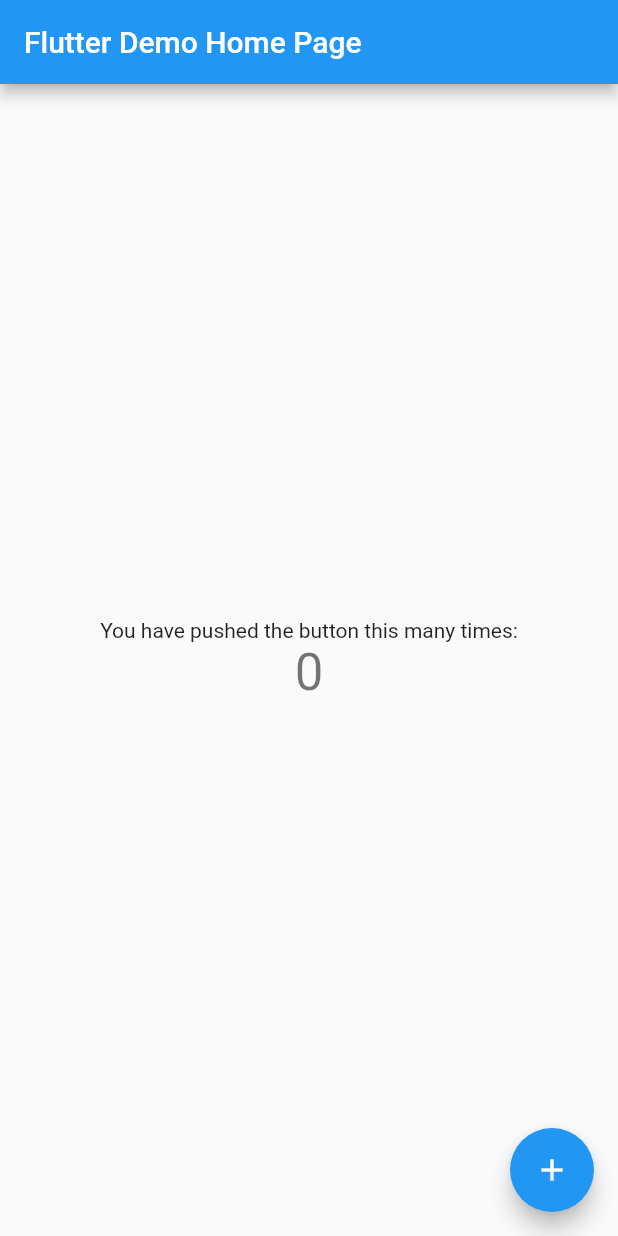
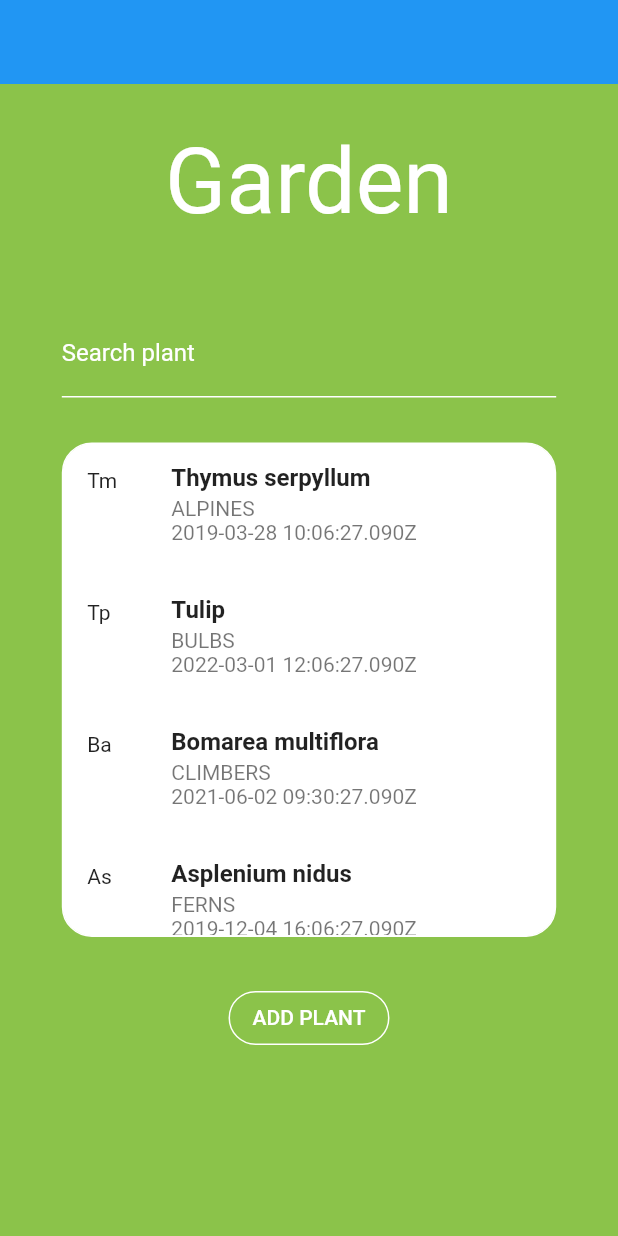
Before and after one commit to anowotny/garden, a Flutter app: the screen it shows after launch, on a phone screen of 412 x 824 dp. Run offline on Flutter 3.47's test engine with Material 2 defaults, Android fonts, the phone set to English and light mode, and no system bars; our stand-ins replace bloc, equatable, google_fonts.

Commit message:
Added start screen and plant form

```diff
--- /dev/null
+++ b/lib/app/data/models/plant_model.dart
@@ -0,0 +1,32 @@
+import 'package:garden/app/domain/entities/plant.dart';
+
+class PlantModel extends Plant {
+  final int plantId;
+  final String name;
+  final String type;
+  final DateTime plantingDate;
+
+  PlantModel({this.plantId, this.name, this.type, this.plantingDate})
+      : super(
+            name: name,
+            plantId: plantId,
+            plantingDate: plantingDate,
+            type: type);
+
+  factory PlantModel.fromJson(Map<String, dynamic> json) {
+    return PlantModel(
+        plantId: json['plantId'],
+        name: json['name'],
+        plantingDate: DateTime.parse(json['plantingDate']),
+        type: json['type']);
+  }
+
+  Map<String, dynamic> toJson() {
+    return {
+      "plandId": plantId,
+      "name": name,
+      "plantingDate": plantingDate.toIso8601String(),
+      "type": type,
+    };
+  }
+}
--- /dev/null
+++ b/lib/app/domain/entities/plant.dart
@@ -0,0 +1,13 @@
+import 'package:equatable/equatable.dart';
+
+class Plant extends Equatable {
+  final int plantId;
+  final String name;
+  //TODO change to enum
+  final String type;
+  final DateTime plantingDate;
+
+  Plant({this.plantId, this.name, this.type, this.plantingDate});
+  @override
+  List<Object> get props => [plantingDate, plantId, name, type];
+}
--- /dev/null
+++ b/lib/app/presentation/screens/start.dart
@@ -0,0 +1,86 @@
+import 'package:flutter/material.dart';
+import 'package:garden/app/data/models/plant_model.dart';
+import 'package:garden/app/presentation/screens/plant_form.dart';
+import 'package:garden/core/util/mock_json.dart';
+import 'package:google_fonts/google_fonts.dart';
+
+class StartScreen extends StatefulWidget {
+  const StartScreen({Key key}) : super(key: key);
+
+  @override
+  State<StartScreen> createState() => _StartScreenState();
+}
+
+class _StartScreenState extends State<StartScreen> {
+  @override
+  Widget build(BuildContext context) {
+    return Scaffold(
+      appBar: AppBar(),
+      body: SafeArea(
+        child: SingleChildScrollView(
+          child: Center(
+            child: Column(mainAxisAlignment: MainAxisAlignment.center,
+                // crossAxisAlignment: CrossAxisAlignment.center,
+                children: [
+                  Padding(
+                    padding: const EdgeInsets.fromLTRB(0, 30, 0, 50),
+                    child: Text(
+                      'Garden',
+                      style: GoogleFonts.paytoneOne(
+                          color: Colors.white, fontSize: 60),
+                    ),
+                  ),
+                  Container(
+                    width: MediaQuery.of(context).size.width * 0.8,
+                    child: Theme(
+                      data: ThemeData(primaryColor: Colors.white),
+                      child: TextFormField(
+                        decoration: InputDecoration(
+                            labelText: 'Search plant',
+                            labelStyle: GoogleFonts.roboto(color: Colors.white),
+                            enabledBorder: UnderlineInputBorder(
+                                borderSide: BorderSide(color: Colors.white))),
+                        cursorColor: Colors.white,
+                        style: GoogleFonts.roboto(color: Colors.white),
+                      ),
+                    ),
+                  ),
+                  SizedBox(height: 30),
+                  Container(
+                    decoration: BoxDecoration(
+                        borderRadius: BorderRadius.circular(20),
+                        color: Colors.white,
+                        border: Border.all(color: Colors.white)),
+                    width: MediaQuery.of(context).size.width * 0.8,
+                    height: MediaQuery.of(context).size.height * 0.4,
+                    child: Scrollbar(
+                                          child: ListView.builder(
+                          itemCount: mockPlants == null ? 0 : mockPlants.length,
+                          itemBuilder: (context, index) {
+                            final plant=PlantModel.fromJson(mockPlants[index]);
+                            return ListTile(
+                              title: Text(plant.name, style: TextStyle(fontWeight: FontWeight.bold),),
+                              leading: Text(plant.name[0]+plant.name[plant.name.length-1]),
+                              isThreeLine: true,
+                              subtitle: Text('${plant.type.toUpperCase()}\n${plant.plantingDate}'),
+                            );
+                          }),
+                    ),
+                  ),
+                  SizedBox(height: 30),
+                  RaisedButton(
+                    onPressed: () {
+                      Navigator.of(context).push(MaterialPageRoute(builder: (context)=>PlantForm()));
+                    },
+                    elevation: 0,
+                    child: Text(
+                      'Add plant'.toUpperCase(),
+                    ),
+                  )
+                ]),
+          ),
+        ),
+      ),
+    );
+  }
+}
--- /dev/null
+++ b/lib/core/util/mock_json.dart
@@ -0,0 +1,32 @@
+final mockPlants = [
+  {
+    "plantId": 0,
+    "name": "Thymus serpyllum",
+    "type": "alpines",
+    "plantingDate": "2019-03-28 10:06:27.090Z"
+  },
+  {
+    "plantId": 1,
+    "name": "Tulip",
+    "type": "bulbs",
+    "plantingDate": "2022-03-01 12:06:27.090Z"
+  },
+  {
+    "plantId": 2,
+    "name": "Bomarea multiflora",
+    "type": "climbers",
+    "plantingDate": "2021-06-02 09:30:27.090Z"
+  },
+  {
+    "plantId": 3,
+    "name": "Asplenium nidus",
+    "type": "ferns",
+    "plantingDate": "2019-12-04 16:06:27.090Z"
+  },
+  {
+    "plantId": 4,
+    "name": "Aloe",
+    "type": "succulents",
+    "plantingDate": "2019-12-04 16:06:27.090Z"
+  },
+];
--- a/lib/main.dart
+++ b/lib/main.dart
@@ -1,4 +1,6 @@
 import 'package:flutter/material.dart';
+import 'package:garden/app/presentation/screens/start.dart';
+import 'package:google_fonts/google_fonts.dart';
 
 void main() {
   runApp(MyApp());
@@ -10,108 +12,32 @@ class MyApp extends StatelessWidget {
   Widget build(BuildContext context) {
     return MaterialApp(
       title: 'Flutter Demo',
+      debugShowCheckedModeBanner: false,
       theme: ThemeData(
-        // This is the theme of your application.
-        //
-        // Try running your application with "flutter run". You'll see the
-        // application has a blue toolbar. Then, without quitting the app, try
-        // changing the primarySwatch below to Colors.green and then invoke
-        // "hot reload" (press "r" in the console where you ran "flutter run",
-        // or simply save your changes to "hot reload" in a Flutter IDE).
-        // Notice that the counter didn't reset back to zero; the application
-        // is not restarted.
-        primarySwatch: Colors.blue,
-        // This makes the visual density adapt to the platform that you run
-        // the app on. For desktop platforms, the controls will be smaller and
-        // closer together (more dense) than on mobile platforms.
-        visualDensity: VisualDensity.adaptivePlatformDensity,
-      ),
-      home: MyHomePage(title: 'Flutter Demo Home Page'),
+          scaffoldBackgroundColor: Colors.lightGreen,
+          appBarTheme: AppBarTheme(elevation: 0),
+          primaryColor: Colors.lightGreen,
+          accentColor: Colors.white,
+          buttonTheme: ButtonThemeData(
+            splashColor: Colors.lightGreen,
+            buttonColor: Colors.lightGreen,
+            shape: RoundedRectangleBorder(
+                      side: BorderSide(color: Colors.white),
+                      borderRadius: BorderRadius.circular(18.0),
+                    ),
+            textTheme: ButtonTextTheme.accent
+          ),
+          primaryTextTheme: TextTheme(
+              subtitle2: GoogleFonts.roboto(),
+              button: GoogleFonts.roboto(),
+              headline5: GoogleFonts.roboto(),
+              headline6: GoogleFonts.roboto(),
+
+            ),
+          // primarySwatch: Colors.lightGreen,
+          // visualDensity: VisualDensity.adaptivePlatformDensity,
+          ),
+      home: StartScreen(),
     );
   }
 }
-
-class MyHomePage extends StatefulWidget {
-  MyHomePage({Key key, this.title}) : super(key: key);
-
-  // This widget is the home page of your application. It is stateful, meaning
-  // that it has a State object (defined below) that contains fields that affect
-  // how it looks.
-
-  // This class is the configuration for the state. It holds the values (in this
-  // case the title) provided by the parent (in this case the App widget) and
-  // used by the build method of the State. Fields in a Widget subclass are
-  // always marked "final".
-
-  final String title;
-
-  @override
-  _MyHomePageState createState() => _MyHomePageState();
-}
-
-class _MyHomePageState extends State<MyHomePage> {
-  int _counter = 0;
-
-  void _incrementCounter() {
-    setState(() {
-      // This call to setState tells the Flutter framework that something has
-      // changed in this State, which causes it to rerun the build method below
-      // so that the display can reflect the updated values. If we changed
-      // _counter without calling setState(), then the build method would not be
-      // called again, and so nothing would appear to happen.
-      _counter++;
-    });
-  }
-
-  @override
-  Widget build(BuildContext context) {
-    // This method is rerun every time setState is called, for instance as done
-    // by the _incrementCounter method above.
-    //
-    // The Flutter framework has been optimized to make rerunning build methods
-    // fast, so that you can just rebuild anything that needs updating rather
-    // than having to individually change instances of widgets.
-    return Scaffold(
-      appBar: AppBar(
-        // Here we take the value from the MyHomePage object that was created by
-        // the App.build method, and use it to set our appbar title.
-        title: Text(widget.title),
-      ),
-      body: Center(
-        // Center is a layout widget. It takes a single child and positions it
-        // in the middle of the parent.
-        child: Column(
-          // Column is also a layout widget. It takes a list of children and
-          // arranges them vertically. By default, it sizes itself to fit its
-          // children horizontally, and tries to be as tall as its parent.
-          //
-          // Invoke "debug painting" (press "p" in the console, choose the
-          // "Toggle Debug Paint" action from the Flutter Inspector in Android
-          // Studio, or the "Toggle Debug Paint" command in Visual Studio Code)
-          // to see the wireframe for each widget.
-          //
-          // Column has various properties to control how it sizes itself and
-          // how it positions its children. Here we use mainAxisAlignment to
-          // center the children vertically; the main axis here is the vertical
-          // axis because Columns are vertical (the cross axis would be
-          // horizontal).
-          mainAxisAlignment: MainAxisAlignment.center,
-          children: <Widget>[
-            Text(
-              'You have pushed the button this many times:',
-            ),
-            Text(
-              '$_counter',
-              style: Theme.of(context).textTheme.headline4,
-            ),
-          ],
-        ),
-      ),
-      floatingActionButton: FloatingActionButton(
-        onPressed: _incrementCounter,
-        tooltip: 'Increment',
-        child: Icon(Icons.add),
-      ), // This trailing comma makes auto-formatting nicer for build methods.
-    );
-  }
-}
```
Also changed, not shown: lib/app/presentation/bloc/plant/plant_bloc.dart (added, +25 -0 lines), lib/app/presentation/bloc/plant/plant_event.dart (added, +29 -0 lines), lib/app/presentation/bloc/plant/plant_state.dart (added, +29 -0 lines), lib/app/presentation/screens/plant_form.dart (added, +18 -0 lines), pubspec.yaml (+14 -16 lines), pubspec.lock, 1 other file.
